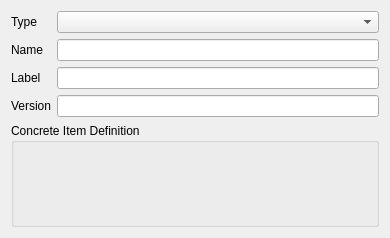
Qt form smtk/extension/applications/TemplateEditor/ui/ItemDefDialog.ui (Kitware/SMTK) before a commit.
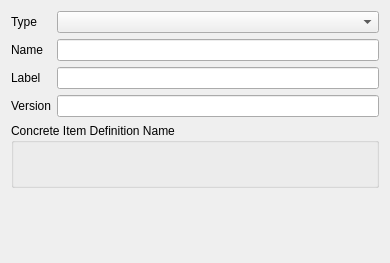
The same form after that commit.

Patch:
```diff
--- a/smtk/extension/applications/TemplateEditor/ui/ItemDefDialog.ui
+++ b/smtk/extension/applications/TemplateEditor/ui/ItemDefDialog.ui
@@ -7,7 +7,7 @@
     <x>0</x>
     <y>0</y>
     <width>390</width>
-    <height>238</height>
+    <height>263</height>
    </rect>
   </property>
   <property name="windowTitle">
@@ -59,12 +59,55 @@
     </layout>
    </item>
    <item>
-    <widget class="QGroupBox" name="gbConcreteParams">
-     <property name="title">
-      <string>Concrete Item Definition</string>
+    <widget class="QWidget" name="wPlaceholder" native="true">
+     <property name="sizePolicy">
+      <sizepolicy hsizetype="Expanding" vsizetype="Expanding">
+       <horstretch>0</horstretch>
+       <verstretch>0</verstretch>
+      </sizepolicy>
      </property>
+     <layout class="QVBoxLayout" name="verticalLayout_2">
+      <property name="leftMargin">
+       <number>0</number>
+      </property>
+      <property name="topMargin">
+       <number>0</number>
+      </property>
+      <property name="rightMargin">
+       <number>0</number>
+      </property>
+      <property name="bottomMargin">
+       <number>0</number>
+      </property>
+      <item>
+       <widget class="QGroupBox" name="gbConcrete">
+        <property name="sizePolicy">
+         <sizepolicy hsizetype="Expanding" vsizetype="Expanding">
+          <horstretch>0</horstretch>
+          <verstretch>0</verstretch>
+         </sizepolicy>
+        </property>
+        <property name="title">
+         <string>Concrete Item Definition Name</string>
+        </property>
+       </widget>
+      </item>
+     </layout>
     </widget>
    </item>
+   <item>
+    <spacer name="verticalSpacer">
+     <property name="orientation">
+      <enum>Qt::Vertical</enum>
+     </property>
+     <property name="sizeHint" stdset="0">
+      <size>
+       <width>20</width>
+       <height>40</height>
+      </size>
+     </property>
+    </spacer>
+   </item>
   </layout>
  </widget>
  <resources/>
```
